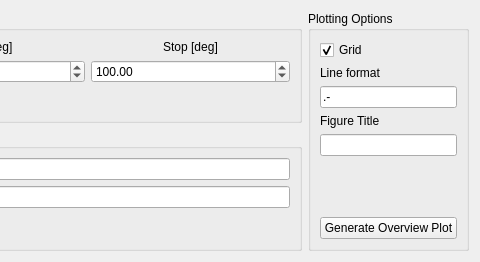
First picture: the form in src/main/resources/base/Views/dataOverview.ui, repository Jakob-Lass/DMC-GUI, before the edit; both pictures show x 343 to 823 and y 0 to 262 of the 823 by 262 pixel window.
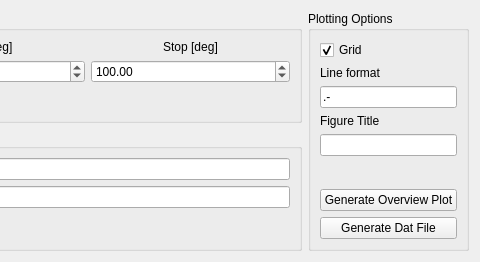
Second picture: the form after the edit.

Commit message: Add button and prepare for data file generation

Patch:
```diff
--- a/src/main/resources/base/Views/dataOverview.ui
+++ b/src/main/resources/base/Views/dataOverview.ui
@@ -289,6 +289,13 @@
         </property>
        </widget>
       </item>
+      <item>
+       <widget class="QPushButton" name="DataOverview_dat_button">
+        <property name="text">
+         <string>Generate Dat File</string>
+        </property>
+       </widget>
+      </item>
      </layout>
     </widget>
    </item>
```
The commit also changes 1 other file.
